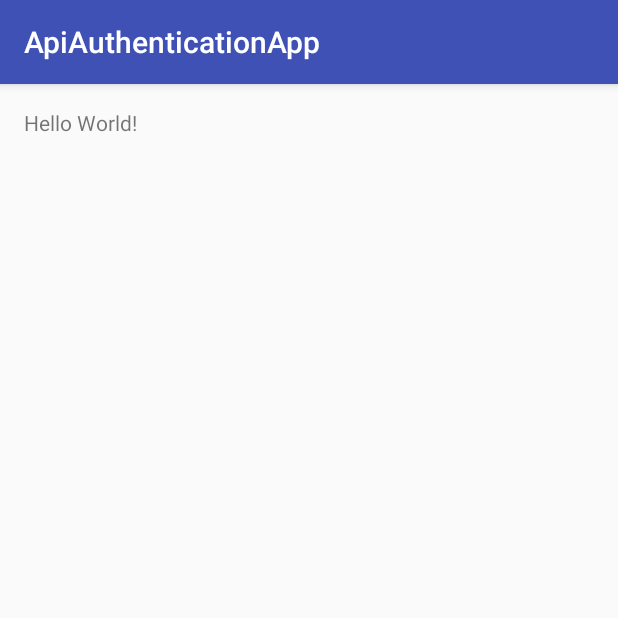
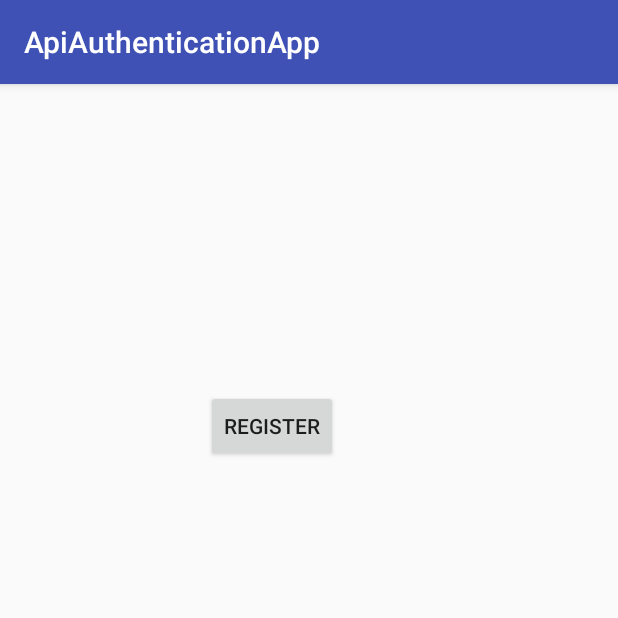
Before and after one commit to linnguyen/api_authenication_app, an Android app: the screen it shows after launch (MainActivity), on a phone screen of 412 x 824 dp, the top half of it. Run offline under Robolectric (Android 15) with nearby library versions, the phone set to English and light mode, and no system bars; 1 statement that could not run was skipped.

Commit message:
Post method for registing new user

```diff
--- a/app/src/main/java/com/example/ryne/apiauthenticationapp/HttpHandler.java
+++ b/app/src/main/java/com/example/ryne/apiauthenticationapp/HttpHandler.java
@@ -21,9 +21,7 @@ public class HttpHandler {
     public static String makeServiceCall(){
         String response = null;
         try {
-          //  URL url = new URL("http://10.0.2.2:3000/users.json");
             URL url = new URL("http://10.0.3.2:3000/users.json");
-           // URL url = new URL("http://api.openweathermap.org/data/2.5/forecast/daily?lat=35&lon=139&cnt=10&mode=json&appid=be8d3e323de722ff78208a7dbb2dcd6f");
             HttpURLConnection connection = (HttpURLConnection) url.openConnection();
             connection.setRequestMethod("GET");
             // read the response
--- a/app/src/main/java/com/example/ryne/apiauthenticationapp/MainActivity.java
+++ b/app/src/main/java/com/example/ryne/apiauthenticationapp/MainActivity.java
@@ -1,11 +1,14 @@
 package com.example.ryne.apiauthenticationapp;
 
 import android.content.Context;
+import android.content.Intent;
 import android.net.Uri;
 import android.os.AsyncTask;
 import android.support.v7.app.AppCompatActivity;
 import android.os.Bundle;
 import android.util.Log;
+import android.view.View;
+import android.widget.Button;
 import android.widget.Toast;
 
 import com.google.android.gms.appindexing.Action;
@@ -16,18 +19,25 @@ import com.google.android.gms.common.api.GoogleApiClient;
 import org.json.JSONObject;
 
 public class MainActivity extends AppCompatActivity {
-
+    Button btRegister;
     @Override
     protected void onCreate(Bundle savedInstanceState) {
         super.onCreate(savedInstanceState);
         setContentView(R.layout.activity_main);
-        Log.d("toiday","hehe0");
+        btRegister = (Button) findViewById(R.id.btRegister);
+        btRegister.setOnClickListener(new View.OnClickListener() {
+            @Override
+            public void onClick(View v) {
+                Intent intent = new Intent(MainActivity.this, Register.class);
+                startActivity(intent);
+            }
+        });
+
         DataTask dataTask = new DataTask();
         dataTask.execute();
     }
 
     private class DataTask extends AsyncTask<String, Void, String>{
-
         @Override
         protected String doInBackground(String... params) {
             String data = HttpHandler.makeServiceCall();
@@ -41,8 +51,7 @@ public class MainActivity extends AppCompatActivity {
         @Override
         protected void onPostExecute(String s) {
             super.onPostExecute(s);
-            Toast.makeText(MainActivity.this,"chay", Toast.LENGTH_LONG).show();
+            Toast.makeText(MainActivity.this,s, Toast.LENGTH_LONG).show();
         }
     }
-
 }
--- a/app/src/main/res/layout/activity_main.xml
+++ b/app/src/main/res/layout/activity_main.xml
@@ -10,8 +10,15 @@
     android:paddingTop="@dimen/activity_vertical_margin"
     tools:context="com.example.ryne.apiauthenticationapp.MainActivity">
 
-    <TextView
+    <Button
+        android:text="Register"
         android:layout_width="wrap_content"
         android:layout_height="wrap_content"
-        android:text="Hello World!" />
+        android:layout_marginLeft="121dp"
+        android:layout_marginStart="121dp"
+        android:layout_marginTop="188dp"
+        android:id="@+id/btRegister"
+        android:layout_alignParentTop="true"
+        android:layout_alignParentLeft="true"
+        android:layout_alignParentStart="true" />
 </RelativeLayout>
```
Also changed, not shown: app/src/main/AndroidManifest.xml (+10 -4 lines), app/src/main/java/com/example/ryne/apiauthenticationapp/Register.java (added, +17 -0 lines), app/src/main/res/layout/activity_register.xml (added, +40 -0 lines).
